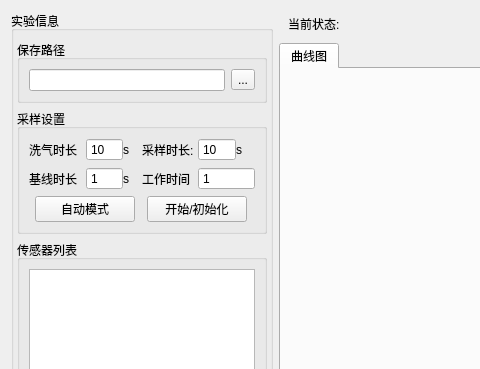
This is Enose/resource_ui/ui_file/ChooseAndShow.ui in WMSF111/E_Nose as Qt 5 draws it before an edit; both pictures show x 0 to 480 and y 0 to 369 of the 997 by 662 pixel window. The edited form follows.
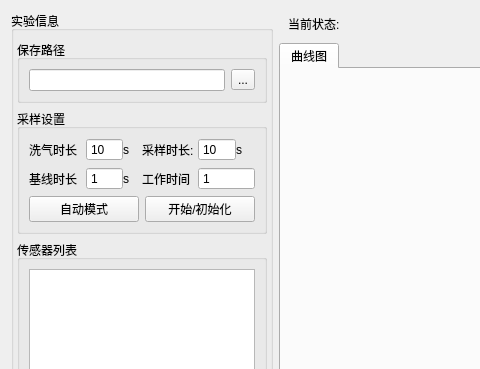
This is the edited form.

```diff
--- a/Enose/resource_ui/ui_file/ChooseAndShow.ui
+++ b/Enose/resource_ui/ui_file/ChooseAndShow.ui
@@ -231,7 +231,7 @@
               <widget class="QPushButton" name="Auto_Button">
                <property name="maximumSize">
                 <size>
-                 <width>100</width>
+                 <width>200</width>
                  <height>32</height>
                 </size>
                </property>
@@ -244,7 +244,7 @@
               <widget class="QPushButton" name="InitPos_Button">
                <property name="maximumSize">
                 <size>
-                 <width>100</width>
+                 <width>200</width>
                  <height>32</height>
                 </size>
                </property>
```
Left out of the diff: 9 changed lines with no effect on the pictures.
